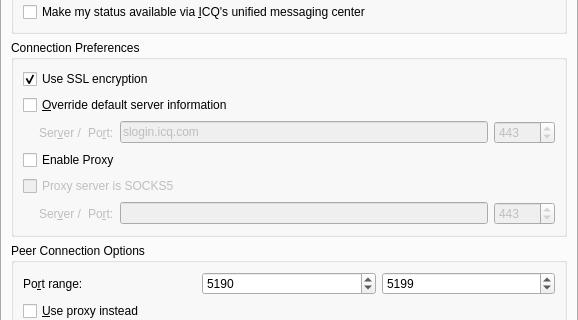
First picture: the form in protocols/oscar/icq/ui/icqeditaccountui.ui, repository KDE/kopete, before the edit; both pictures show x 0 to 578 and y 114 to 434 of the 578 by 622 pixel window.
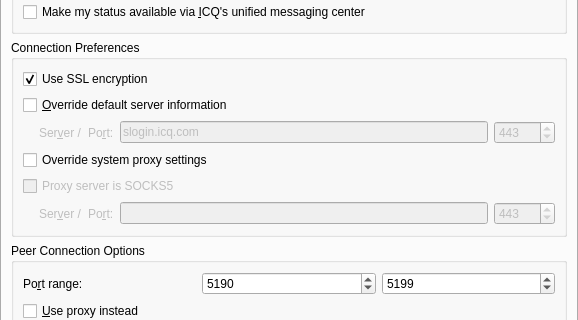
Second picture: the form after the edit. The open tabs and pages were chosen to show the change. Custom widgets are drawn as their Qt base class.

Commit message: Add support for system proxy settings via KProtocolManager in ICQ protocol

```diff
--- a/protocols/oscar/icq/ui/icqeditaccountui.ui
+++ b/protocols/oscar/icq/ui/icqeditaccountui.ui
@@ -415,7 +415,7 @@
           <item>
            <widget class="QCheckBox" name="optionEnableProxy">
             <property name="text">
-             <string>Enable Proxy</string>
+             <string>Override system proxy settings</string>
             </property>
            </widget>
           </item>
```
The commit also changes 1 other file.
